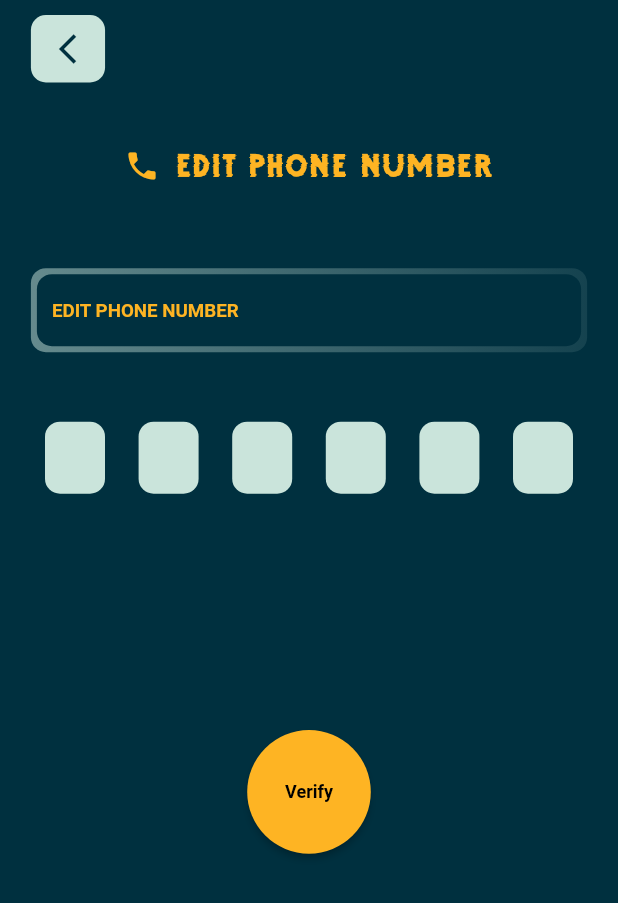
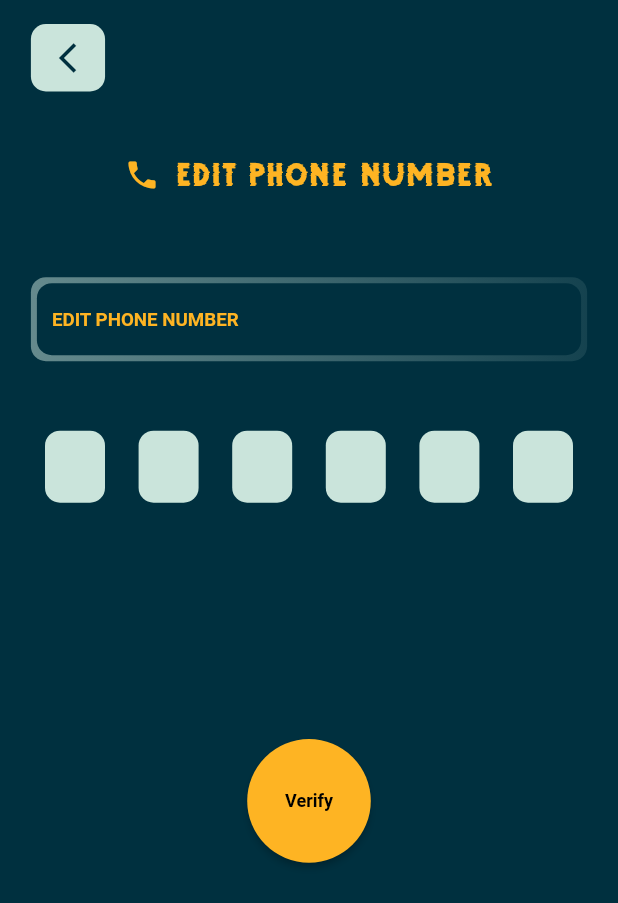
Before and after one commit to nouveau-riche/Quizeee-UIScreen-flutter, a Flutter app: the ChangePhone screen opened directly, on a phone screen of 412 x 824 dp. Shown: the top 903 px of the screen. Run offline on Flutter 3.47's test engine with Material 2 defaults, Android fonts, the phone set to English and light mode, and no system bars; our stand-ins replace cached_network_image, dio, flutter_countdown_timer, flutter_spinkit, fluttertoast, image_picker and 5 more; missing offline and left inert: com.quizeee.quizeee, onesignal_flutter.

Commit message:
solved notification issue, email validation and edit phone safearea issue

```diff
--- a/lib/screens/account/components/change_phone.dart
+++ b/lib/screens/account/components/change_phone.dart
@@ -103,7 +103,7 @@ class _ChangePhoneState extends State<ChangePhone> {
           child: Column(
             children: [
               SizedBox(
-                height: 10,
+                height: 16,
               ),
               buildAppBar(context, mq),
               SizedBox(
```
Also changed, not shown: lib/screens/account/components/edit_email.dart (+7 -1 lines), lib/screens/notification/notification_screen.dart (+12 -7 lines).
